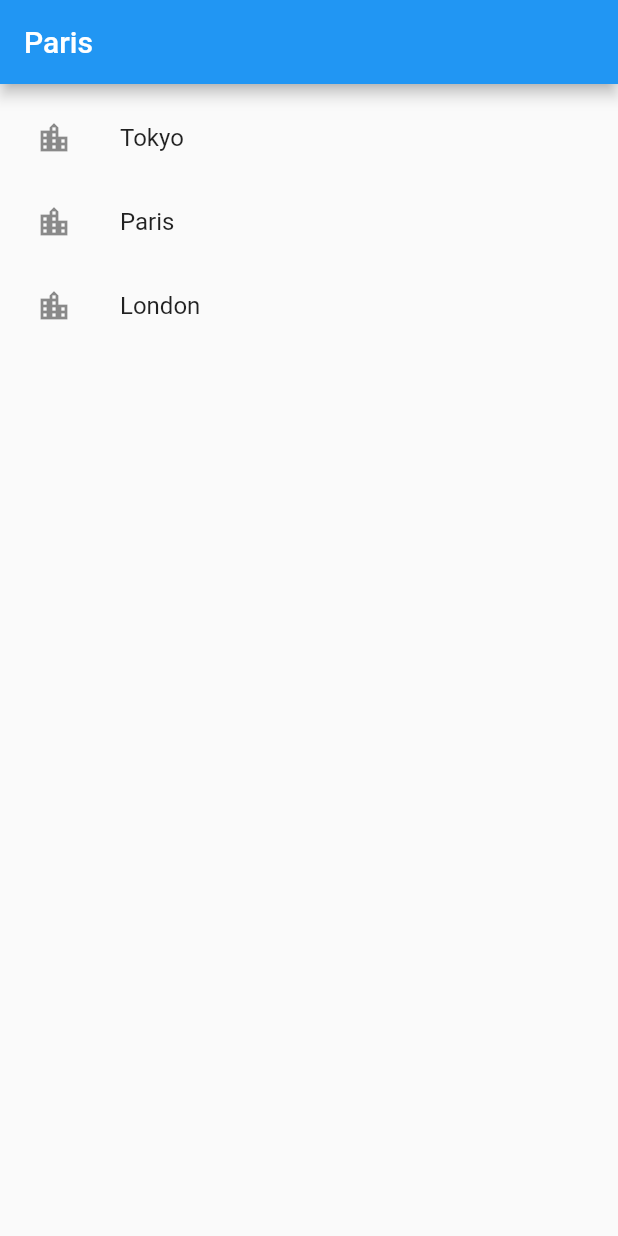
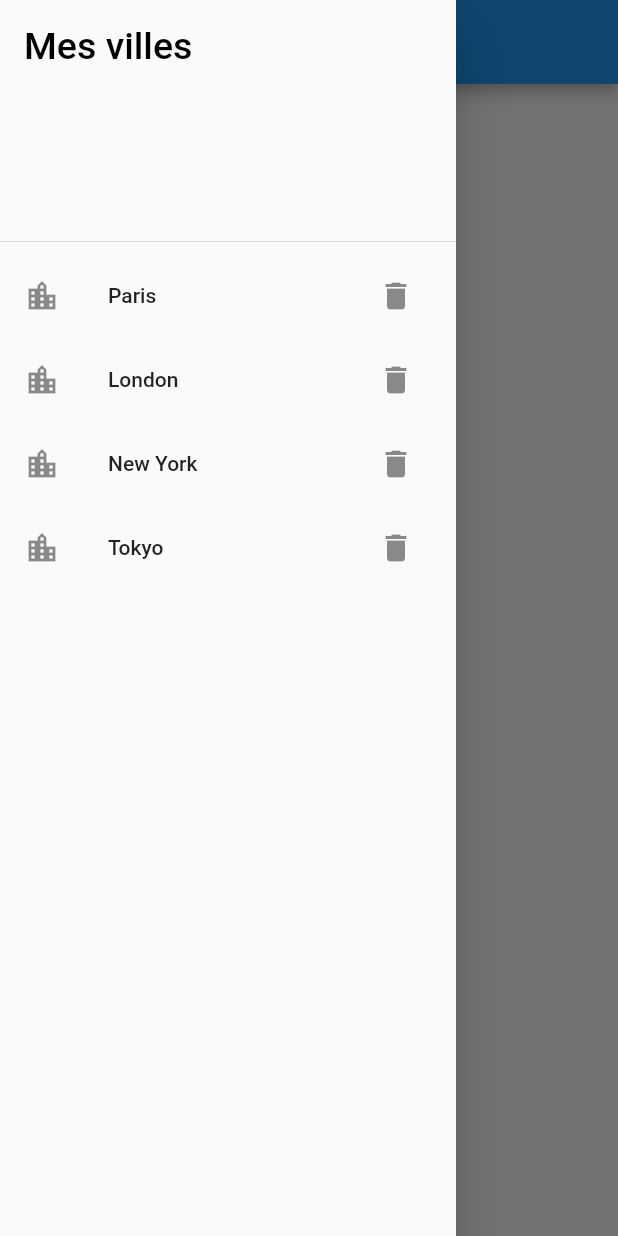
Before and after one commit to romainsilvy/meteo, a Flutter app: the screen it shows after launch, with the side drawer open (before the commit the screen has no drawer), on a phone screen of 412 x 824 dp. Run offline on Flutter 3.47's test engine with Material 2 defaults, Android fonts, the phone set to English and light mode, and no system bars.

Commit message:
:zap: add the slide menu

```diff
--- a/meteo/lib/main.dart
+++ b/meteo/lib/main.dart
@@ -1,4 +1,5 @@
 import 'package:flutter/material.dart';
+import 'package:meteo/widgets/side_menu.dart';
 
 void main() {
   runApp(const MyApp());
@@ -33,49 +34,12 @@ class _MyHomePageState extends State<MyHomePage> {
   @override
   Widget build(BuildContext context) {
     return Scaffold(
+      drawer: NavDrawer(),
       appBar: AppBar(
-        title: Text(widget.title),
+        title: Text('Side menu'),
       ),
-      body: ListView(
-        padding: const EdgeInsets.all(8),
-        children: <Widget>[
-          ListTile(
-            title: Text('Tokyo'),
-            leading: Icon(Icons.location_city),
-            onTap: () {
-              Navigator.push(
-                context,
-                MaterialPageRoute(
-                  builder: (context) => MyHomePage(title: 'Tokyo'),
-                ),
-              );
-            },
-          ),
-          ListTile(
-            title: Text('Paris'),
-            leading: Icon(Icons.location_city),
-            onTap: () {
-              Navigator.push(
-                context,
-                MaterialPageRoute(
-                  builder: (context) => MyHomePage(title: 'Paris'),
-                ),
-              );
-            },
-          ),
-          ListTile(
-            title: Text('London'),
-            leading: Icon(Icons.location_city),
-            onTap: () {
-              Navigator.push(
-                context,
-                MaterialPageRoute(
-                  builder: (context) => MyHomePage(title: 'London'),
-                ),
-              );
-            },
-          ),
-        ],
+      body: Center(
+        child: Text('Side Menu Tutorial'),
       ),
     );
   }
--- /dev/null
+++ b/meteo/lib/widgets/side_menu.dart
@@ -0,0 +1,63 @@
+import 'package:flutter/material.dart';
+import 'package:meteo/main.dart';
+
+class NavDrawer extends StatelessWidget {
+  @override
+  Widget build(BuildContext context) {
+    return Drawer(
+      child: ListView(
+        padding: EdgeInsets.zero,
+        children: <Widget>[
+          DrawerHeader(
+            child: Text(
+              'Mes villes',
+              style:
+                  TextStyle(color: Color.fromARGB(255, 0, 0, 0), fontSize: 25),
+            ),
+            // decoration: BoxDecoration(
+            //     color: Colors.green,
+            //     image: DecorationImage(
+            //         fit: BoxFit.fill,
+            //         image: AssetImage('assets/images/cover.jpg'))),
+          ),
+          ListTile(
+            title: Text('Paris'),
+            leading: Icon(Icons.location_city),
+            trailing: IconButton(
+              icon: new Icon(Icons.delete),
+              onPressed: () {},
+            ),
+            onTap: () {},
+          ),
+          ListTile(
+            title: Text('London'),
+            leading: Icon(Icons.location_city),
+            trailing: IconButton(
+              icon: new Icon(Icons.delete),
+              onPressed: () {},
+            ),
+            onTap: () {},
+          ),
+          ListTile(
+            title: Text('New York'),
+            leading: Icon(Icons.location_city),
+            trailing: IconButton(
+              icon: new Icon(Icons.delete),
+              onPressed: () {},
+            ),
+            onTap: () {},
+          ),
+          ListTile(
+            title: Text('Tokyo'),
+            leading: Icon(Icons.location_city),
+            trailing: IconButton(
+              icon: new Icon(Icons.delete),
+              onPressed: () {},
+            ),
+            onTap: () {},
+          ),
+        ],
+      ),
+    );
+  }
+}
```
